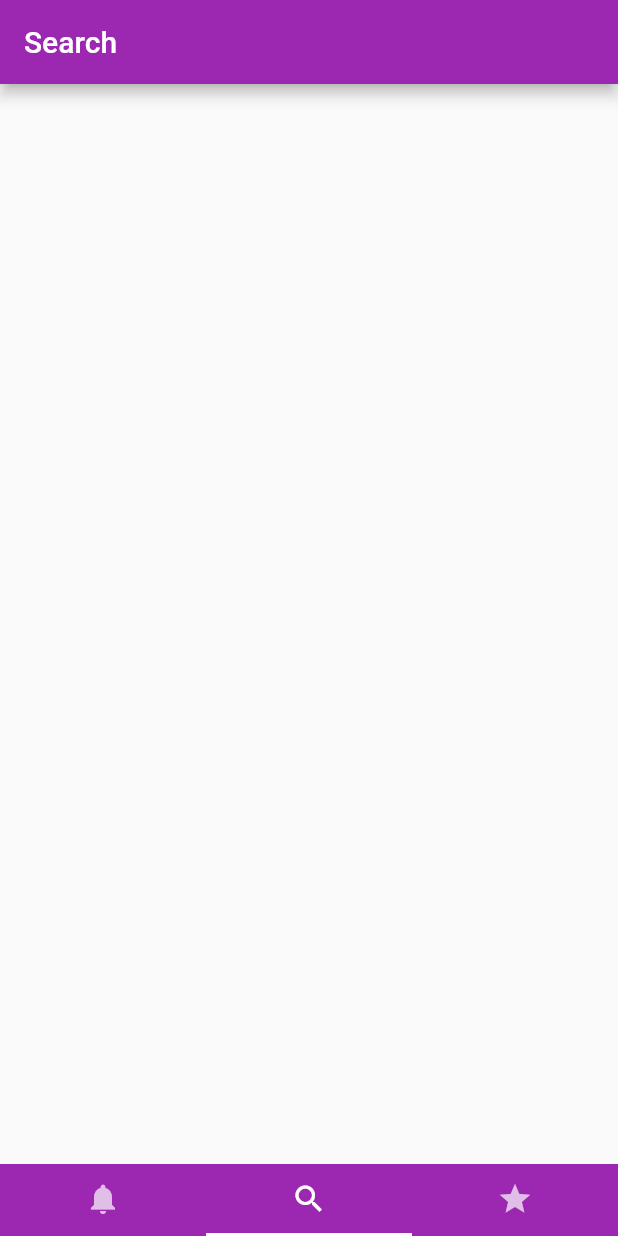
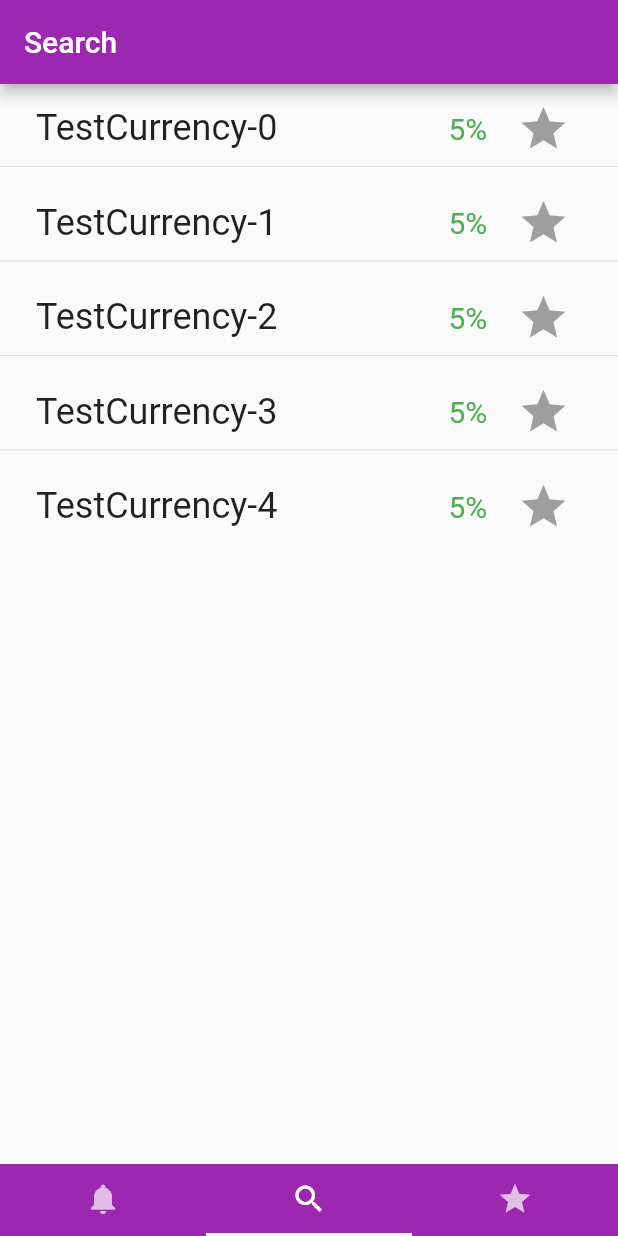
Before and after one commit to gu-tig169/Projektgrupp4, a Flutter app: the screen it shows after launch, item 2 of the bottom bar chosen, on a phone screen of 412 x 824 dp. Run offline on Flutter 3.47's test engine with Material 2 defaults, Android fonts, the phone set to English and light mode, and no system bars.

Commit message:
Update to currency_card, creation of currency_list_view

```diff
--- a/lib/global_widgets/currency_card.dart
+++ b/lib/global_widgets/currency_card.dart
@@ -2,7 +2,6 @@ import 'package:flutter/cupertino.dart';
 import 'package:flutter/material.dart';
 import '../models/currency.dart';
 import 'favorite_check_box.dart';
-
 
 class CurrencyCard extends StatefulWidget {
   final Currency currency;
@@ -13,17 +12,49 @@ class CurrencyCard extends StatefulWidget {
 }
 
 class _CurrencyCardState extends State<CurrencyCard> {
+  Color _precentageColor() {
+    if (widget.currency.percentChange24Usd[0] == '-') {
+      return Colors.red;
+    } else {
+      return Colors.green;
+    }
+  }
+
   @override
   Widget build(
     BuildContext context,
   ) {
-    return Container(
-      child: Row(
-        children: [
-          Text(widget.currency.name), //Test
-          Text(widget.currency.percentChange24Usd), //Test
-          FavoriteCheckBox(widget.currency) //Test, skall vara en stjärn checkbox
-        ],
+    return InkWell(
+      onTap: () {},
+      child: Container(
+        padding: EdgeInsets.only(left: 24, right: 12, top: 12),
+        child: Row(
+          mainAxisAlignment: MainAxisAlignment.spaceEvenly,
+          children: [
+            Expanded(
+                flex: 3,
+                child: Text(
+                  widget.currency.name,
+                  style: Theme.of(context).textTheme.headline5,
+                  overflow: TextOverflow.ellipsis,
+                )),
+            Expanded(
+                flex: 1,
+                child: Container(
+                  alignment: Alignment.centerRight,
+                  child: Text('${widget.currency.percentChange24Usd}%',
+                      style: TextStyle(
+                        fontSize:
+                            Theme.of(context).textTheme.headline6.fontSize,
+                        color: _precentageColor(),
+                      )),
+                )),
+            Expanded(
+              flex: 1,
+              child: FavoriteCheckBox(widget.currency, false),
+            )
+          ],
+        ),
       ),
     );
   }
--- a/lib/global_widgets/favorite_check_box.dart
+++ b/lib/global_widgets/favorite_check_box.dart
@@ -2,7 +2,8 @@ import 'package:Projektgrupp4/models/currency.dart';
 import 'package:flutter/material.dart';
 
 class FavoriteCheckBox extends StatefulWidget {
-  FavoriteCheckBox(this.currency);
+  FavoriteCheckBox(this.currency, this.isSelectable);
+  final bool isSelectable;
 
   final Currency currency;
 
@@ -12,7 +13,6 @@ class FavoriteCheckBox extends StatefulWidget {
 
 class _FavoriteCheckBoxState extends State<FavoriteCheckBox> {
   bool _isSelected = false;
-  bool isSelectable = true;
 
   @override
   void initState() {
@@ -22,7 +22,7 @@ class _FavoriteCheckBoxState extends State<FavoriteCheckBox> {
 
   Widget build(BuildContext context) {
     return GestureDetector(
-      onTap: isSelectable
+      onTap: widget.isSelectable
           ? () {
               setState(
                 () {
@@ -35,12 +35,12 @@ class _FavoriteCheckBoxState extends State<FavoriteCheckBox> {
         child: _isSelected
             ? Icon(
                 Icons.star,
-                color: Colors.grey,
+                color: Colors.yellow[700],
                 size: 35,
               )
             : Icon(
                 Icons.star,
-                color: Colors.yellow[700],
+                color: Colors.grey,
                 size: 35,
               ),
       ),
--- a/lib/models/currency.dart
+++ b/lib/models/currency.dart
@@ -5,7 +5,8 @@ class Currency {
       this.priceUsd,
       this.priceBtc,
       this.lastUpdated,
-      this.isFavorite,
+      this.percentChange24Usd,
+      this.isFavorite = false,
       this.upperThreshold,
       this.lowerThreshold});
 
@@ -14,6 +15,7 @@ class Currency {
   double priceUsd;
   double priceBtc;
   String lastUpdated;
+  String percentChange24Usd;
 
   bool isFavorite;
   double upperThreshold;
--- /dev/null
+++ b/lib/screens/search_screen/currency_list_view.dart
@@ -0,0 +1,17 @@
+import 'package:Projektgrupp4/global_widgets/currency_card.dart';
+import 'package:Projektgrupp4/states/currencies.dart';
+import 'package:flutter/material.dart';
+import 'package:provider/provider.dart';
+
+class CurrencyListView extends StatelessWidget {
+  @override
+  Widget build(BuildContext context) {
+    return Consumer<Currencies>(
+      builder: (context, state, child) => ListView.separated(
+        itemCount: state.list.length,
+        itemBuilder: (context, index) => CurrencyCard(state.list[index]),
+        separatorBuilder: (context, index) => Divider(),
+      ),
+    );
+  }
+}
--- a/lib/screens/search_screen/search_screen.dart
+++ b/lib/screens/search_screen/search_screen.dart
@@ -1,9 +1,12 @@
+import 'package:Projektgrupp4/global_widgets/currency_card.dart';
+import 'package:Projektgrupp4/models/currency.dart';
+import 'package:Projektgrupp4/screens/search_screen/currency_list_view.dart';
 import 'package:flutter/material.dart';
 
 class SearchScreen extends StatelessWidget {
   final String title = 'Search';
   @override
   Widget build(BuildContext context) {
-    return Container();
+    return Container(child: CurrencyListView());
   }
 }
--- a/lib/states/currencies.dart
+++ b/lib/states/currencies.dart
@@ -10,10 +10,11 @@ class Currencies extends ChangeNotifier {
               symbol: 'TST$index',
               priceUsd: 130000.0,
               priceBtc: 1,
+              percentChange24Usd: '5',
               isFavorite: false,
             ));
   }
-  List<Currency> _list;
+  List<Currency> _list = [];
 
   List<Currency> get list => _list;
   set list(List<Currency> value) {
```
Also changed, not shown: pubspec.lock.
